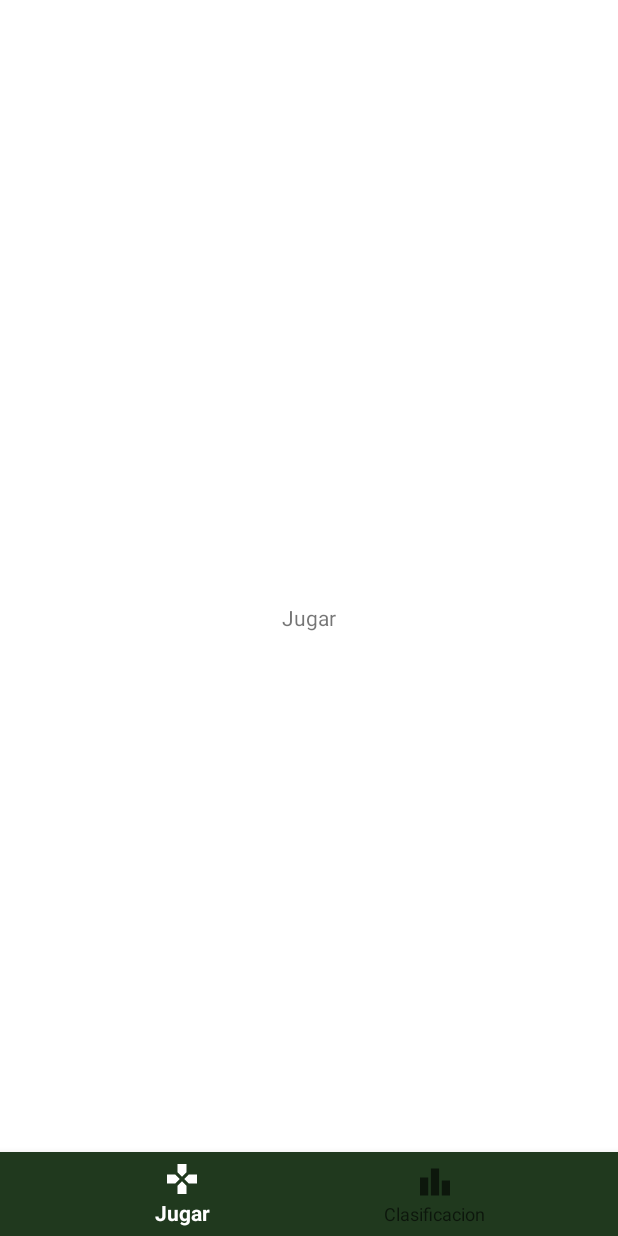
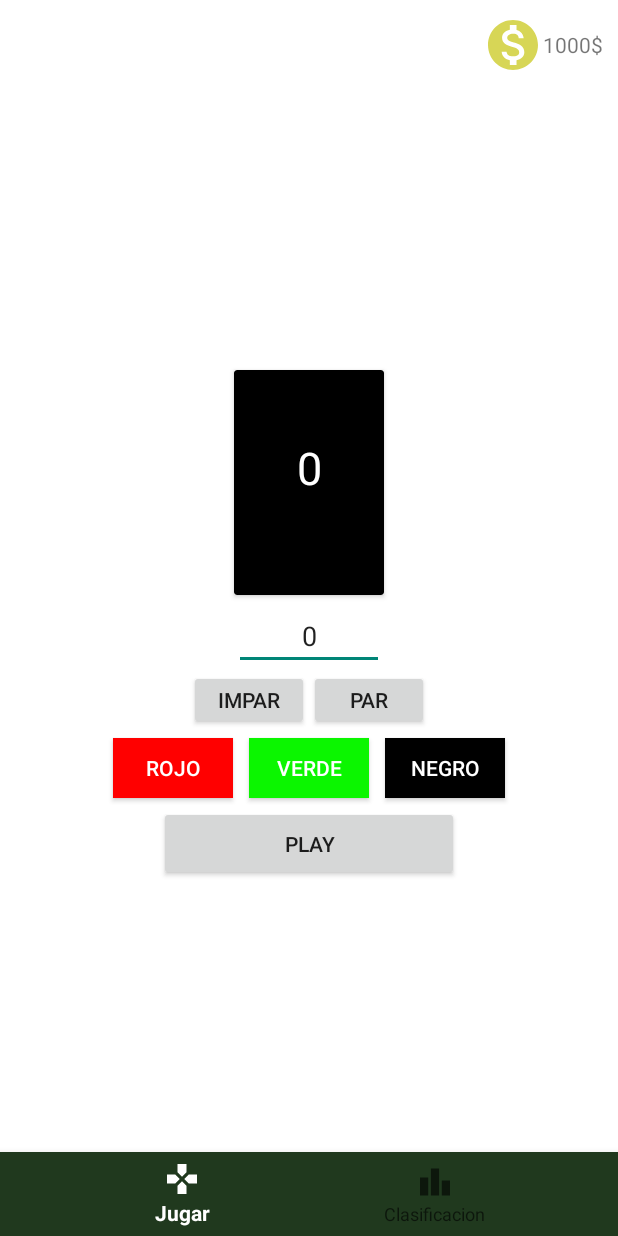
Before and after one commit to gfranb/androides, an Android app: the MainActivity screen opened directly, with no data from a screen before it, on a phone screen of 412 x 824 dp. Run offline under Robolectric (Android 15) with nearby library versions, the phone set to English and light mode, and no system bars.

Commit message:
comiteo parte

```diff
--- a/app/src/main/java/com/example/roulette/MainActivity.kt
+++ b/app/src/main/java/com/example/roulette/MainActivity.kt
@@ -10,8 +10,8 @@ import com.google.android.material.bottomnavigation.BottomNavigationView
 class MainActivity : AppCompatActivity() {
 
     lateinit var binding: ActivityMainBinding
+    private val m0nNavMenu = BottomNavigationView.OnNavigationItemSelectedListener { item ->
 
-    private val m0nNavMenu = BottomNavigationView.OnNavigationItemSelectedListener { item ->
         when(item.itemId){
             R.id.jugar -> {
                 supportFragmentManager.commit{
@@ -30,6 +30,7 @@ class MainActivity : AppCompatActivity() {
                 return@OnNavigationItemSelectedListener true
             }
         }
+
         false
     }
 
--- /dev/null
+++ b/app/src/main/java/com/example/roulette/NumbersData.kt
@@ -0,0 +1,10 @@
+package com.example.roulette
+
+data class NumbersData(
+    val numbersData: Map<String, Int> = mapOf("green" to 0, "black" to 1, "red" to 2,
+        "black" to 3, "red" to 4, "black" to 5, "red" to 6, "black" to 7, "red" to 8,
+        "black" to 9, "red" to 10, "black" to 11, "red" to 12, "black" to 13, "red" to 14,
+        "black" to 15, "red" to 16, "black" to 17, "red" to 18, "black" to 19, "red" to 20,
+        "black" to 21, "red" to 22, "black" to 23, "red" to 24, "black" to 25, "red" to 26
+    )
+)
--- /dev/null
+++ b/app/src/main/res/drawable/coin_icon24.xml
@@ -0,0 +1,5 @@
+<vector android:height="24dp" android:tint="#D7D656"
+    android:viewportHeight="24" android:viewportWidth="24"
+    android:width="24dp" xmlns:android="http://schemas.android.com/apk/res/android">
+    <path android:fillColor="@android:color/white" android:pathData="M12,2C6.48,2 2,6.48 2,12s4.48,10 10,10 10,-4.48 10,-10S17.52,2 12,2zM13.41,18.09L13.41,20h-2.67v-1.93c-1.71,-0.36 -3.16,-1.46 -3.27,-3.4h1.96c0.1,1.05 0.82,1.87 2.65,1.87 1.96,0 2.4,-0.98 2.4,-1.59 0,-0.83 -0.44,-1.61 -2.67,-2.14 -2.48,-0.6 -4.18,-1.62 -4.18,-3.67 0,-1.72 1.39,-2.84 3.11,-3.21L10.74,4h2.67v1.95c1.86,0.45 2.79,1.86 2.85,3.39L14.3,9.34c-0.05,-1.11 -0.64,-1.87 -2.22,-1.87 -1.5,0 -2.4,0.68 -2.4,1.64 0,0.84 0.65,1.39 2.67,1.91s4.18,1.39 4.18,3.91c-0.01,1.83 -1.38,2.83 -3.12,3.16z"/>
+</vector>
--- a/app/src/main/res/layout/activity_start_screen.xml
+++ b/app/src/main/res/layout/activity_start_screen.xml
@@ -27,4 +27,19 @@
         android:textStyle="bold"
         android:textSize="14sp">
     </Button>
+
+    <Button
+        android:id="@+id/sigin_google"
+        android:layout_width="350dp"
+        android:layout_height="70dp"
+        android:background="@drawable/google_login_button_style"
+        android:drawableStart="@drawable/img"
+        android:paddingLeft="30dp"
+        android:drawablePadding="-50dp"
+        android:gravity="center"
+        android:layout_gravity="center"
+        android:text="Sign in with google"
+        android:textAllCaps="false">
+    </Button>
+
 </LinearLayout>
--- a/app/src/main/res/layout/fragment_clasificacion.xml
+++ b/app/src/main/res/layout/fragment_clasificacion.xml
@@ -7,18 +7,5 @@
     android:background="@color/white">
 
     <!-- TODO: Update blank fragment layout -->
-    <Button
-        android:id="@+id/sigin_google"
-        android:layout_width="300dp"
-        android:layout_height="70dp"
-        android:background="@drawable/google_login_button_style"
-        android:drawableStart="@drawable/img"
-        android:paddingLeft="30dp"
-        android:drawablePadding="-50dp"
-        android:gravity="center"
-        android:layout_gravity="center"
-        android:text="Sign in with google"
-        android:textAllCaps="false">
-    </Button>
 
 </FrameLayout>
--- a/app/src/main/res/layout/fragment_game.xml
+++ b/app/src/main/res/layout/fragment_game.xml
@@ -3,16 +3,124 @@
     xmlns:tools="http://schemas.android.com/tools"
     android:layout_width="match_parent"
     android:layout_height="match_parent"
+    xmlns:app="http://schemas.android.com/apk/res-auto"
     tools:context=".GameFragment"
     android:background="@color/white"
-    android:id="@+id/fragment_game">
+    android:id="@+id/fragment_game"
+    android:orientation="vertical">
 
     <!-- TODO: Update blank fragment layout -->
-    <TextView
-        android:layout_width="wrap_content"
+    <LinearLayout
+        android:layout_width="match_parent"
         android:layout_height="wrap_content"
-        android:text="Jugar"
-        android:textAlignment="center"
-        android:layout_gravity="center"/>
+        android:gravity="right"
+        android:padding="10dp"
+        android:orientation="horizontal"
+        >
+        <ImageView
+            android:layout_width="40dp"
+            android:layout_height="40dp"
+            android:src="@drawable/coin_icon24"
+            >
+        </ImageView>
+        <TextView
+            android:layout_width="wrap_content"
+            android:layout_height="wrap_content"
+            android:text="1000$"
+            android:textAlignment="center"
+            android:layout_gravity="center"
+            />
+    </LinearLayout>
 
+    <LinearLayout
+        android:layout_width="match_parent"
+        android:layout_height="wrap_content"
+        android:orientation="vertical"
+        android:gravity="center"
+        android:layout_gravity="center">
+
+        <androidx.cardview.widget.CardView
+            android:id="@+id/card"
+            android:layout_width="100dp"
+            android:layout_height="150dp"
+            android:layout_margin="10dp"
+            app:cardBackgroundColor="@color/black">
+            <TextView
+                android:id="@+id/tv_card_number"
+                android:layout_width="40dp"
+                android:layout_height="60dp"
+                android:layout_gravity="center"
+                android:text="0"
+                android:textAlignment="center"
+                android:textSize="30sp"
+                android:textColor="@color/white">
+            </TextView>
+        </androidx.cardview.widget.CardView>
+
+        <EditText
+            android:id="@+id/et_coinsToPlay"
+            android:layout_width="100dp"
+            android:layout_height="40dp"
+            android:textAlignment="center"
+            android:text="0">
+        </EditText>
+        <LinearLayout
+            android:layout_width="match_parent"
+            android:layout_height="match_parent"
+            android:gravity="center"
+            android:layout_gravity="center">
+            <Button
+                android:id="@+id/btn_impar"
+                android:layout_width="80dp"
+                android:layout_height="40dp"
+                android:text="Impar">
+            </Button>
+            <Button
+                android:id="@+id/btn_par"
+                android:layout_width="80dp"
+                android:layout_height="40dp"
+                android:text="Par">
+            </Button>
+        </LinearLayout>
+        <LinearLayout
+            android:layout_width="match_parent"
+            android:layout_height="match_parent"
+            android:gravity="center"
+            android:layout_gravity="center">
+            <Button
+                android:id="@+id/btn_rojo"
+                android:layout_width="80dp"
+                android:layout_height="40dp"
+                android:text="Rojo"
+                android:textColor="@color/white"
+                android:background="#FF0000"
+                android:layout_margin="5dp">
+            </Button>
+            <Button
+                android:id="@+id/btn_verde"
+                android:layout_width="80dp"
+                android:layout_height="40dp"
+                android:text="Verde"
+                android:textColor="@color/white"
+                android:background="#0BF600"
+                android:layout_margin="5dp">
+            </Button>
+            <Button
+                android:id="@+id/btn_negro"
+                android:layout_width="80dp"
+                android:layout_height="40dp"
+                android:text="Negro"
+                android:textColor="@color/white"
+                android:background="#000000"
+                android:layout_margin="5dp">
+            </Button>
+        </LinearLayout>
+        <Button
+            android:id="@+id/btn_play"
+            android:layout_width="200dp"
+            android:layout_height="50dp"
+            android:text="Play">
+        </Button>
+
+    </LinearLayout>
 </FrameLayout>
```
